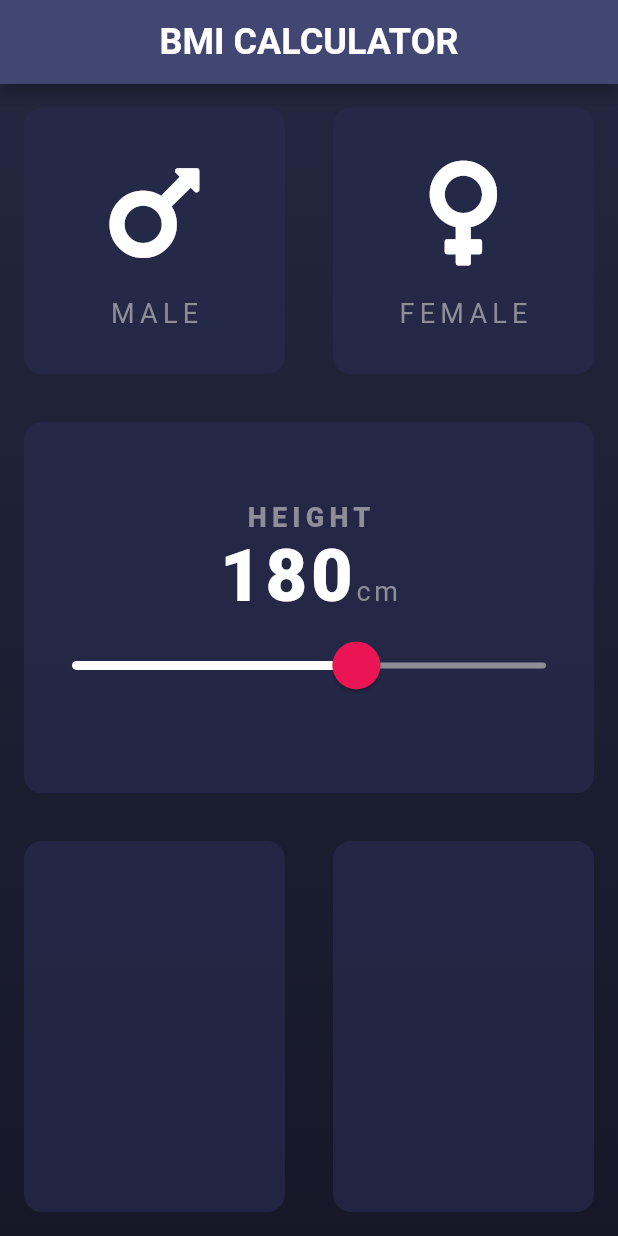
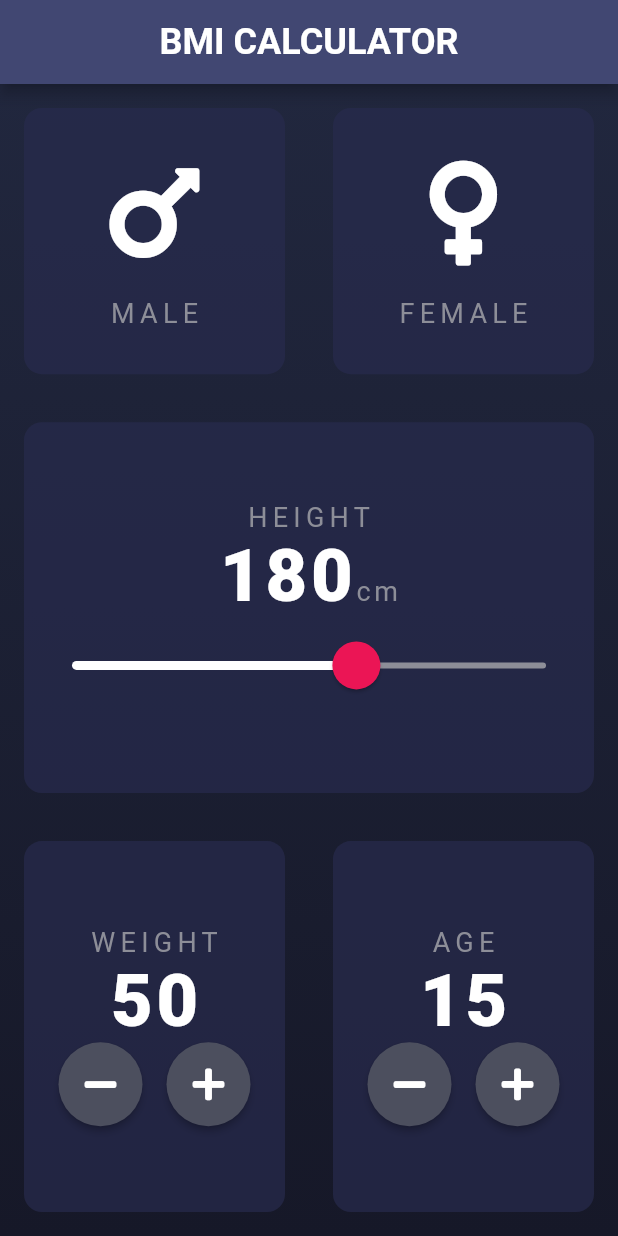
Before and after one commit to GowthamGoush/BMI-Flutter, a Flutter app: the screen it shows after launch, on a phone screen of 412 x 824 dp. Run offline on Flutter 3.47's test engine with Material 2 defaults, Android fonts, the phone set to English and light mode, and no system bars; our stand-ins replace font_awesome_flutter, google_fonts; Roboto replaces fonts that are missing (Dosis).

Commit message:
Update card for weight and age

```diff
--- a/lib/inputPage.dart
+++ b/lib/inputPage.dart
@@ -1,3 +1,4 @@
+import 'package:bmi_flutter_app/roundedIconButton.dart';
 import 'package:flutter/cupertino.dart';
 import 'package:flutter/material.dart';
 import 'package:google_fonts/google_fonts.dart';
@@ -22,6 +23,8 @@ class _InputPageState extends State<InputPage> {
   Gender selectedGender = Gender.NONE;
 
   int height = 180;
+  int weight = 50;
+  int age = 15;
 
   @override
   Widget build(BuildContext context) {
@@ -103,7 +106,6 @@ class _InputPageState extends State<InputPage> {
                         CustomTextStyle(
                           textLabel: 'HEIGHT',
                           fontSize: 18,
-                          fontWeight: FontWeight.w900,
                         ),
                         Row(
                           mainAxisAlignment: MainAxisAlignment.center,
@@ -157,13 +159,87 @@ class _InputPageState extends State<InputPage> {
                     Expanded(
                       child: ReusableCard(
                           color: kBaseCardColor,
-                          childElement: Container(),
+                          childElement: Column(
+                            mainAxisAlignment: MainAxisAlignment.center,
+                            children: [
+                              CustomTextStyle(
+                                textLabel: 'WEIGHT',
+                                fontSize: 18,
+                              ),
+                              CustomTextStyle(
+                                textLabel: weight.toString(),
+                                fontColor: 0xFFFFFFFF,
+                                fontSize: 48,
+                                fontWeight: FontWeight.w900,
+                                letterSpacing: 2.5,
+                              ),
+                              Row(
+                                mainAxisAlignment: MainAxisAlignment.center,
+                                children: [
+                                  RoundIconButton(
+                                      buttonFunction: () {
+                                        setState(() {
+                                          if (weight > 10) weight--;
+                                        });
+                                      },
+                                      buttonIcon: FontAwesomeIcons.minus),
+                                  SizedBox(
+                                    width: 16.0,
+                                  ),
+                                  RoundIconButton(
+                                      buttonFunction: () {
+                                        setState(() {
+                                          if (weight < 200) weight++;
+                                        });
+                                      },
+                                      buttonIcon: FontAwesomeIcons.plus)
+                                ],
+                              )
+                            ],
+                          ),
                           onPress: () {}),
                     ),
                     Expanded(
                       child: ReusableCard(
                           color: kBaseCardColor,
-                          childElement: Container(),
+                          childElement: Column(
+                            mainAxisAlignment: MainAxisAlignment.center,
+                            children: [
+                              CustomTextStyle(
+                                textLabel: 'AGE',
+                                fontSize: 18,
+                              ),
+                              CustomTextStyle(
+                                textLabel: age.toString(),
+                                fontColor: 0xFFFFFFFF,
+                                fontSize: 48,
+                                fontWeight: FontWeight.w900,
+                                letterSpacing: 2.5,
+                              ),
+                              Row(
+                                mainAxisAlignment: MainAxisAlignment.center,
+                                children: [
+                                  RoundIconButton(
+                                      buttonFunction: () {
+                                        setState(() {
+                                          age--;
+                                        });
+                                      },
+                                      buttonIcon: FontAwesomeIcons.minus),
+                                  SizedBox(
+                                    width: 16.0,
+                                  ),
+                                  RoundIconButton(
+                                      buttonFunction: () {
+                                        setState(() {
+                                          age++;
+                                        });
+                                      },
+                                      buttonIcon: FontAwesomeIcons.plus)
+                                ],
+                              )
+                            ],
+                          ),
                           onPress: () {}),
                     ),
                   ],
```
